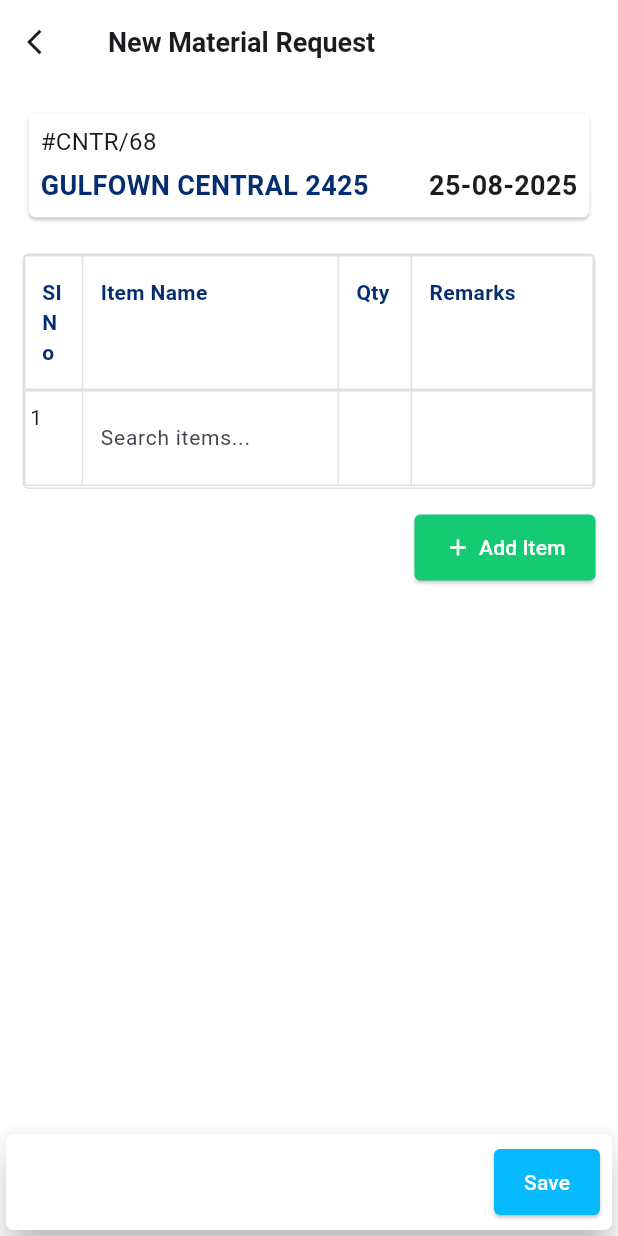
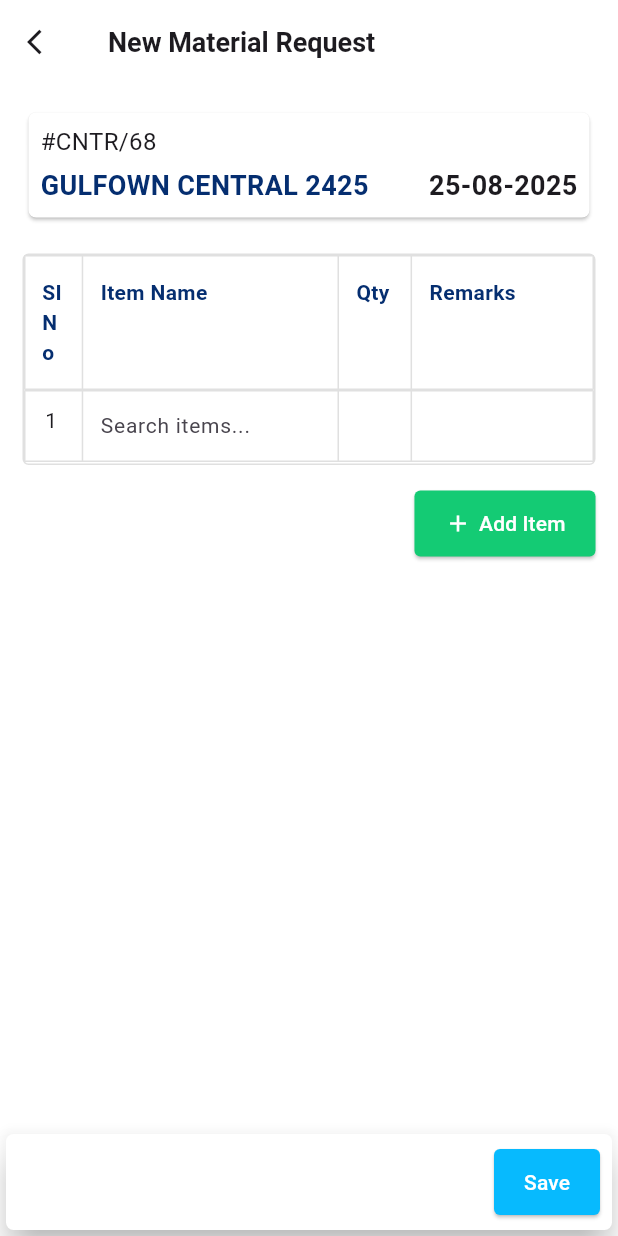
Before and after one commit to habeeb321/Oxdo-Technologies-Machine-Test, a Flutter app: the screen it shows after launch, on a phone screen of 412 x 824 dp. Run offline on Flutter 3.47's test engine with Material 3 defaults, Android fonts, the phone set to English and light mode, and no system bars; our stand-ins replace dio, get; network calls fail.

Commit message:
Correct alignment of the table

```diff
--- a/lib/home_screen/view/widgets/table_widget.dart
+++ b/lib/home_screen/view/widgets/table_widget.dart
@@ -105,7 +105,15 @@ class _TableWidgetState extends State<TableWidget> {
                             children: [
                               TableRow(
                                 children: [
-                                  _buildDataCell(Text((index + 1).toString())),
+                                  _buildDataCell(
+                                    Padding(
+                                      padding: const EdgeInsets.only(
+                                          top: 10, left: 10),
+                                      child: Text(
+                                        (index + 1).toString(),
+                                      ),
+                                    ),
+                                  ),
                                   _buildDataCell(
                                     Column(
                                       crossAxisAlignment:
@@ -365,7 +373,7 @@ class _TableWidgetState extends State<TableWidget> {
 
   Widget _buildDataCell(Widget child) {
     return Container(
-      padding: const EdgeInsets.symmetric(horizontal: 4, vertical: 8),
+      padding: const EdgeInsets.symmetric(horizontal: 4, vertical: 0),
       child: child,
     );
   }
```
